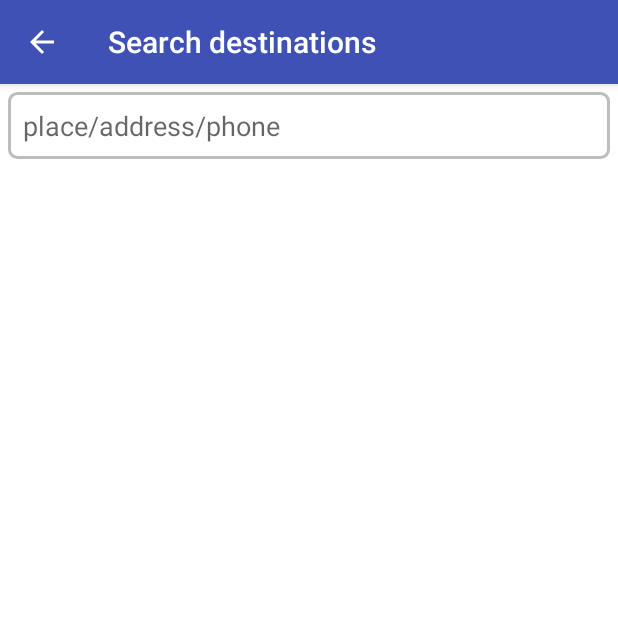
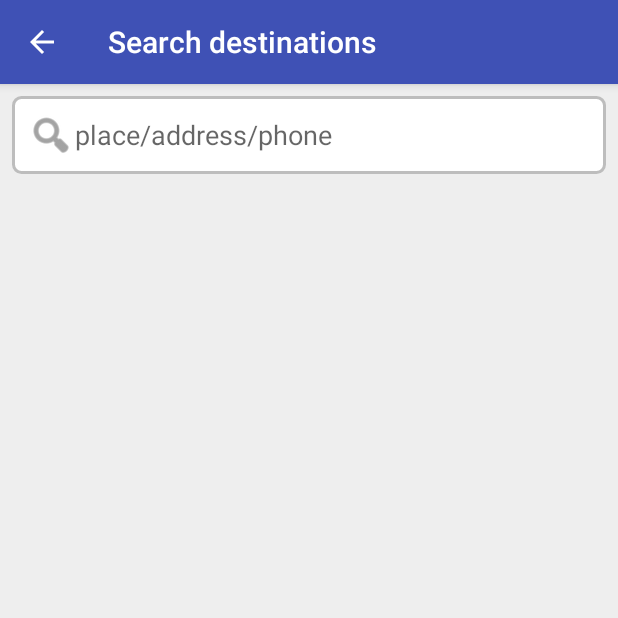
Before and after one commit to pennya/TMapSample2, an Android app: the screen it shows after launch (Search2Activity before the commit, SearchActivity after it), on a phone screen of 412 x 824 dp, the top half of it. Run offline under Robolectric (Android 15) with nearby library versions, the phone set to English and light mode, and no system bars.

Commit message:
Recycler View

```diff
--- a/app/build.gradle
+++ b/app/build.gradle
@@ -30,5 +30,7 @@ dependencies {
     compile 'com.android.support:appcompat-v7:25.3.1'
     compile 'com.android.support.constraint:constraint-layout:1.0.2'
     compile 'com.google.code.gson:gson:2.8.0'
+    compile 'com.android.support:recyclerview-v7:25.3.1'
+
     testCompile 'junit:junit:4.12'
 }
--- a/app/src/main/AndroidManifest.xml
+++ b/app/src/main/AndroidManifest.xml
@@ -15,9 +15,6 @@
         <activity android:name=".MainActivity">
         </activity>
         <activity android:name=".autosearch.SearchActivity">
-
-        </activity>
-        <activity android:name=".Search2Activity">
             <intent-filter>
                 <action android:name="android.intent.action.MAIN"/>
 
--- a/app/src/main/java/com/example/kjh/tmapsample2/Search2Activity.java
+++ /dev/null
@@ -1,50 +0,0 @@
-package com.example.kjh.tmapsample2;
-
-import android.os.StrictMode;
-import android.support.v7.app.AppCompatActivity;
-import android.os.Bundle;
-import android.view.MenuItem;
-import android.view.View;
-import android.widget.ListView;
-
-import com.example.kjh.tmapsample2.autosearch.AutoCompleteAdapter;
-import com.example.kjh.tmapsample2.autosearch2.ClearEditText;
-
-public class Search2Activity extends AppCompatActivity {
-
-    @Override
-    protected void onCreate(Bundle savedInstanceState) {
-        super.onCreate(savedInstanceState);
-        setContentView(R.layout.activity_search2);
-
-        if (android.os.Build.VERSION.SDK_INT > 9) {
-            StrictMode.ThreadPolicy policy = new StrictMode.ThreadPolicy.Builder().permitAll().build();
-            StrictMode.setThreadPolicy(policy);
-        }
-
-        getSupportActionBar().setDisplayHomeAsUpEnabled(true);
-        getSupportActionBar().setTitle("Search destinations");
-
-        AutoCompleteAdapter dataAdapter = new AutoCompleteAdapter(this, android.R.layout.simple_dropdown_item_1line);
-        ListView listView = (ListView)findViewById(R.id.list_view);
-        listView.setAdapter(dataAdapter);
-        listView.setTextFilterEnabled(true);
-
-        ClearEditText clearEditText = (ClearEditText)findViewById(R.id.clear_edit_text);
-        clearEditText.setListViewAdpater(dataAdapter);
-
-
-    }
-
-    @Override
-    public boolean onOptionsItemSelected(MenuItem item) {
-
-        switch (item.getItemId()) {
-            case android.R.id.home:
-                finish();
-                return true;
-        }
-
-        return super.onOptionsItemSelected(item);
-    }
-}
--- a/app/src/main/java/com/example/kjh/tmapsample2/autosearch/AutoCompleteAdapter.java
+++ b/app/src/main/java/com/example/kjh/tmapsample2/autosearch/AutoCompleteAdapter.java
@@ -1,109 +1,86 @@
 package com.example.kjh.tmapsample2.autosearch;
 
 import android.app.Activity;
-import android.content.Context;
-import android.support.annotation.LayoutRes;
-import android.support.annotation.NonNull;
-import android.support.annotation.Nullable;
+import android.support.v7.widget.RecyclerView;
 import android.view.LayoutInflater;
 import android.view.View;
 import android.view.ViewGroup;
-import android.widget.ArrayAdapter;
-import android.widget.Filter;
 import android.widget.TextView;
+import android.widget.Toast;
 
 import com.example.kjh.tmapsample2.R;
-import com.skp.Tmap.TMapPOIItem;
 
 import java.util.ArrayList;
 import java.util.List;
 import java.util.Locale;
+import java.util.concurrent.ExecutionException;
 
 /**
  * Created by KJH on 2017-09-06.
  */
 
-public class AutoCompleteAdapter extends ArrayAdapter<AutoCompleteItem> {
+public class AutoCompleteAdapter extends RecyclerView.Adapter<AutoCompleteAdapter.ViewHolder> {
 
-    private Activity mActivity;
-    private LayoutInflater mLayoutInflater;
+    private Activity mActivty;
     private List<AutoCompleteItem> mSuggestions;
 
-    public AutoCompleteAdapter(@NonNull Activity activity, @LayoutRes int resource) {
-        super(activity, resource);
-        this.mActivity = activity;
-        mLayoutInflater = (LayoutInflater)mActivity.getSystemService(Context.LAYOUT_INFLATER_SERVICE);
+    public AutoCompleteAdapter(Activity activity) {
+        mActivty = activity;
         mSuggestions = new ArrayList<AutoCompleteItem>();
     }
 
-    @Override
-    public int getCount() {
-        return mSuggestions.size();
+    public static class ViewHolder extends RecyclerView.ViewHolder{
+        public TextView title;
+        public TextView address;
+
+        public ViewHolder(View itemView) {
+            super(itemView);
+            title = (TextView)itemView.findViewById(R.id.search_title);
+            address = (TextView)itemView.findViewById(R.id.search_address);
+        }
     }
-
-    @Nullable
-    @Override
-    public AutoCompleteItem getItem(int position) {
-        return mSuggestions.get(position);
-    }
-
-    @NonNull
-    @Override
-    public View getView(int position, @Nullable View convertView, @NonNull ViewGroup parent) {
-        View view = convertView;
-        final AutoCompleteItem i = mSuggestions.get(position);
-        if (i != null) {
-            AutoCompleteItem item = (AutoCompleteItem)i;
-            view = mLayoutInflater.inflate(R.layout.item, null);
-            final TextView txtView = (TextView)view.findViewById(R.id.search_title);
-            if(txtView != null){
-                txtView.setText(item.getTitle());
-            }
-        }
-        return view;
-    }
-
-    /*@NonNull
-    @Override
-    public Filter getFilter() {
-        Filter filter = new Filter() {
-            @Override
-            protected FilterResults performFiltering(CharSequence charSequence) {
-                FilterResults filterResults = new FilterResults();
-                if(charSequence != null){
-                    AutoCompleteParse acp = new AutoCompleteParse();
-                    List<AutoCompleteItem> new_suggestions
-                            = acp.getAutoComplete(charSequence.toString());
-
-                    mSuggestions.clear();
-                    for(int i = 0; i< new_suggestions.size(); i++) {
-                        mSuggestions.add(new_suggestions.get(i));
-                    }
-
-                    filterResults.values = mSuggestions;
-                    filterResults.count = mSuggestions.size();
-                }
-
-                return filterResults;
-            }
-
-            @Override
-            protected void publishResults(CharSequence charSequence, FilterResults filterResults) {
-                notifyDataSetChanged();
-            }
-        };
-        return filter;
-    }*/
 
     public void filter(String charText) {
         charText = charText.toLowerCase(Locale.getDefault());
         mSuggestions.clear();
         if (charText.length() != 0) {
-            AutoCompleteParse acp = new AutoCompleteParse();
-            List<AutoCompleteItem> new_suggestions
-                    = acp.getAutoComplete(charText);
-            mSuggestions.addAll(new_suggestions);
+            try {
+                AutoCompleteParse acp = new AutoCompleteParse();
+                mSuggestions.addAll(acp.execute(charText).get());
+            } catch (InterruptedException e) {
+                e.printStackTrace();
+            } catch (ExecutionException e) {
+                e.printStackTrace();
+            }
         }
         notifyDataSetChanged();
     }
+
+    @Override
+    public AutoCompleteAdapter.ViewHolder onCreateViewHolder(ViewGroup parent, int viewType) {
+        View view = LayoutInflater.from(parent.getContext())
+                .inflate(R.layout.item, parent, false);
+
+        ViewHolder viewHolder = new ViewHolder(view);
+        return viewHolder;
+    }
+
+    @Override
+    public void onBindViewHolder(AutoCompleteAdapter.ViewHolder holder, int position) {
+        final int ItemPosition = position;
+        holder.itemView.setOnClickListener(new View.OnClickListener() {
+            @Override
+            public void onClick(View v) {
+                Toast.makeText(mActivty, mSuggestions.get(ItemPosition).getLatitude() + "/" +
+                        mSuggestions.get(ItemPosition).getLongitude(), Toast.LENGTH_SHORT).show();
+            }
+        });
+        holder.title.setText(mSuggestions.get(position).getTitle());
+        holder.address.setText(mSuggestions.get(position).getAddress());
+    }
+
+    @Override
+    public int getItemCount() {
+        return mSuggestions.size();
+    }
 }
--- a/app/src/main/java/com/example/kjh/tmapsample2/autosearch2/ClearEditText.java
+++ b/app/src/main/java/com/example/kjh/tmapsample2/autosearch/ClearEditText.java
@@ -1,4 +1,4 @@
-package com.example.kjh.tmapsample2.autosearch2;
+package com.example.kjh.tmapsample2.autosearch;
 
 import android.content.Context;
 import android.graphics.drawable.Drawable;
@@ -11,9 +11,6 @@ import android.util.AttributeSet;
 import android.view.MotionEvent;
 import android.view.View;
 
-import com.example.kjh.tmapsample2.R;
-import com.example.kjh.tmapsample2.autosearch.AutoCompleteAdapter;
-
 /**
  * Created by KIM on 2017-09-07.
  */
@@ -24,15 +21,10 @@ public class ClearEditText extends AppCompatEditText implements TextWatcher, Vie
     private Drawable clearDrawable;
     private OnFocusChangeListener onFocusChangeListener;
     private OnTouchListener onTouchListener;
-    private IconClickListener iconClickListener;
     private AutoCompleteAdapter dataAdapter;
 
     public void setListViewAdpater(AutoCompleteAdapter dataAdapter) {
         this.dataAdapter = dataAdapter;
-    }
-
-    public interface IconClickListener {
-        public void onClick();
     }
 
     public ClearEditText(Context context) {
@@ -50,10 +42,6 @@ public class ClearEditText extends AppCompatEditText implements TextWatcher, Vie
         init();
     }
 
-    public void setIconClickListener(IconClickListener iconClickListener) {
-        this.iconClickListener = iconClickListener;
-    }
-
 
     private void init() {
         Drawable tempDrawable = ContextCompat.getDrawable(getContext(), android.R.drawable.ic_notification_clear_all);
@@ -67,21 +55,21 @@ public class ClearEditText extends AppCompatEditText implements TextWatcher, Vie
         logoDrawable.setBounds(0, 0, logoDrawable.getIntrinsicWidth(), logoDrawable.getIntrinsicHeight());
 
         setClearIconVisible(false);
-        setSearchIconVisible(true);
+        setSearchIconVisible();
 
         super.setOnTouchListener(this);
         super.setOnFocusChangeListener(this);
         addTextChangedListener(this);
     }
 
-    private void setSearchIconVisible(boolean visible) {
-        logoDrawable.setVisible(visible, false);
-        setCompoundDrawables(visible ? logoDrawable : null, null, null, null);
+    private void setSearchIconVisible() {
+        logoDrawable.setVisible(true, false);
+        setCompoundDrawables(logoDrawable, null, null, null);
     }
 
     private void setClearIconVisible(boolean visible) {
         clearDrawable.setVisible(visible, false);
-        setCompoundDrawables(null, null, visible ? clearDrawable : null, null);
+        setCompoundDrawables(logoDrawable , null, visible ? clearDrawable : null, null);
     }
 
     @Override
@@ -103,7 +91,8 @@ public class ClearEditText extends AppCompatEditText implements TextWatcher, Vie
     public void onTextChanged(CharSequence s, int start, int before, int count) {
         if (isFocused()) {
             setClearIconVisible(s.length() > 0);
-            dataAdapter.filter(s.toString());
+            final String word = s.toString();
+            dataAdapter.filter(word.toString());
         }
     }
 
@@ -117,7 +106,6 @@ public class ClearEditText extends AppCompatEditText implements TextWatcher, Vie
         if (hasFocus) {
             setClearIconVisible(getText().length() > 0);
         } else {
-            setSearchIconVisible(true);
             setClearIconVisible(false);
         }
 
--- a/app/src/main/java/com/example/kjh/tmapsample2/autosearch/SearchActivity.java
+++ b/app/src/main/java/com/example/kjh/tmapsample2/autosearch/SearchActivity.java
@@ -1,12 +1,14 @@
 package com.example.kjh.tmapsample2.autosearch;
 
+import android.os.StrictMode;
 import android.support.v7.app.AppCompatActivity;
 import android.os.Bundle;
+import android.support.v7.widget.LinearLayoutManager;
+import android.support.v7.widget.RecyclerView;
 import android.view.MenuItem;
 import android.view.View;
-import android.view.inputmethod.EditorInfo;
 import android.widget.AdapterView;
-import android.widget.AutoCompleteTextView;
+import android.widget.ListView;
 
 import com.example.kjh.tmapsample2.R;
 
@@ -17,13 +19,24 @@ public class SearchActivity extends AppCompatActivity {
         super.onCreate(savedInstanceState);
         setContentView(R.layout.activity_search);
 
+        /*if (android.os.Build.VERSION.SDK_INT > 9) {
+            StrictMode.ThreadPolicy policy = new StrictMode.ThreadPolicy.Builder().permitAll().build();
+            StrictMode.setThreadPolicy(policy);
+        }*/
+
         getSupportActionBar().setDisplayHomeAsUpEnabled(true);
         getSupportActionBar().setTitle("Search destinations");
 
-        AutoCompleteTextView getInput = (AutoCompleteTextView) findViewById(R.id.translate_word);
-        getInput.setThreshold(1);
-        getInput.setImeOptions(EditorInfo.IME_FLAG_NO_EXTRACT_UI | EditorInfo.IME_ACTION_SEARCH);
-        getInput.setAdapter(new  AutoCompleteAdapter(this, android.R.layout.simple_dropdown_item_1line));
+        RecyclerView.LayoutManager layoutManager = new LinearLayoutManager(this);
+        AutoCompleteAdapter dataAdapter = new AutoCompleteAdapter(this);
+
+        RecyclerView recyclerView = (RecyclerView) findViewById(R.id.recycler_view);
+        recyclerView.setHasFixedSize(true);
+        recyclerView.setLayoutManager(layoutManager);
+        recyclerView.setAdapter(dataAdapter);
+
+        ClearEditText clearEditText = (ClearEditText)findViewById(R.id.clear_edit_text);
+        clearEditText.setListViewAdpater(dataAdapter);
 
     }
 
--- a/app/src/main/res/layout/activity_search2.xml
+++ /dev/null
@@ -1,43 +0,0 @@
-<LinearLayout xmlns:android="http://schemas.android.com/apk/res/android"
-                android:layout_width="match_parent"
-                android:layout_height="match_parent"
-                android:orientation="vertical"
-                android:background="#ffffff">
-
-
-    <LinearLayout
-        android:layout_width="match_parent"
-        android:layout_height="wrap_content"
-        android:background="@drawable/round_design"
-        android:layout_margin="5dp">
-
-        <com.example.kjh.tmapsample2.autosearch2.ClearEditText
-            android:id="@+id/clear_edit_text"
-            android:layout_width="match_parent"
-            android:layout_height="wrap_content"
-            android:hint="place/address/phone"
-            android:background="@android:color/transparent"
-            android:padding="10dp"
-            android:maxLines="1"
-            />
-
-    </LinearLayout>
-
-
-
-
-    <LinearLayout
-        android:layout_width="match_parent"
-        android:layout_height="wrap_content"
-        android:background="@drawable/round_design"
-        android:layout_margin="5dp">
-
-        <ListView
-            android:id="@+id/list_view"
-            android:layout_width="match_parent"
-            android:layout_height="wrap_content"/>
-
-    </LinearLayout>
-
-
-</LinearLayout>
```
Also changed, not shown: app/src/main/java/com/example/kjh/tmapsample2/autosearch/AutoCompleteItem.java (+11 -1 lines), app/src/main/java/com/example/kjh/tmapsample2/autosearch/AutoCompleteParse.java (+11 -1 lines), app/src/main/res/layout/activity_search.xml (+31 -49 lines), app/src/main/res/layout/item.xml (+12 -5 lines), app/src/main/res/drawable/ic_place_black_24dp.png (added).
